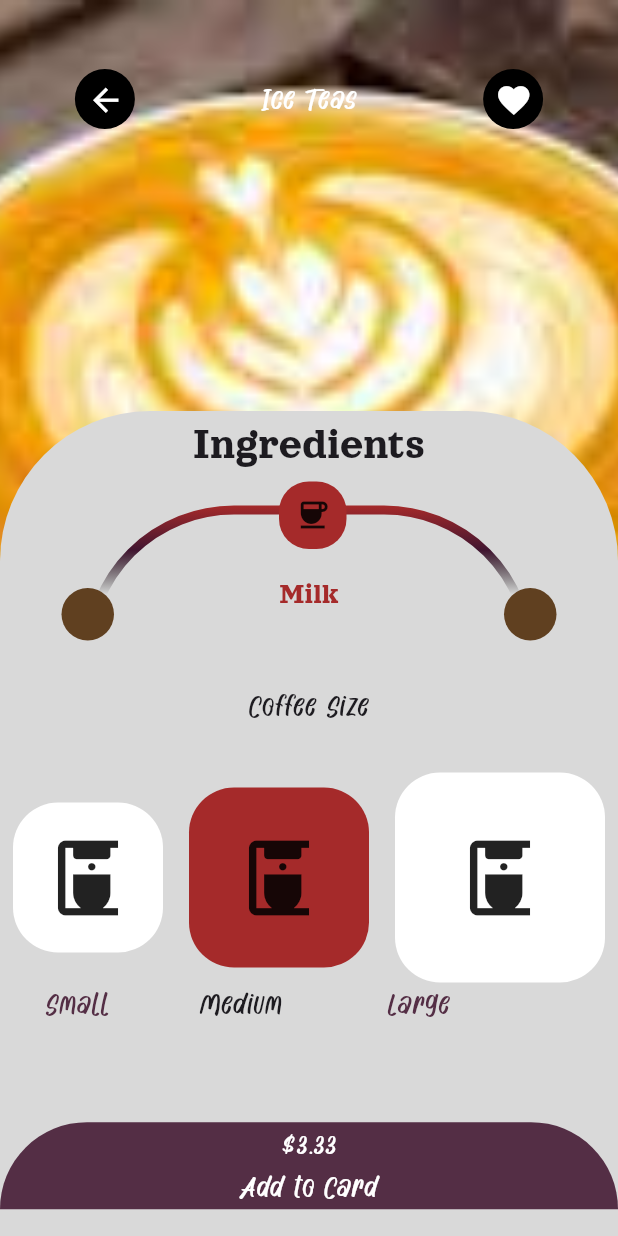
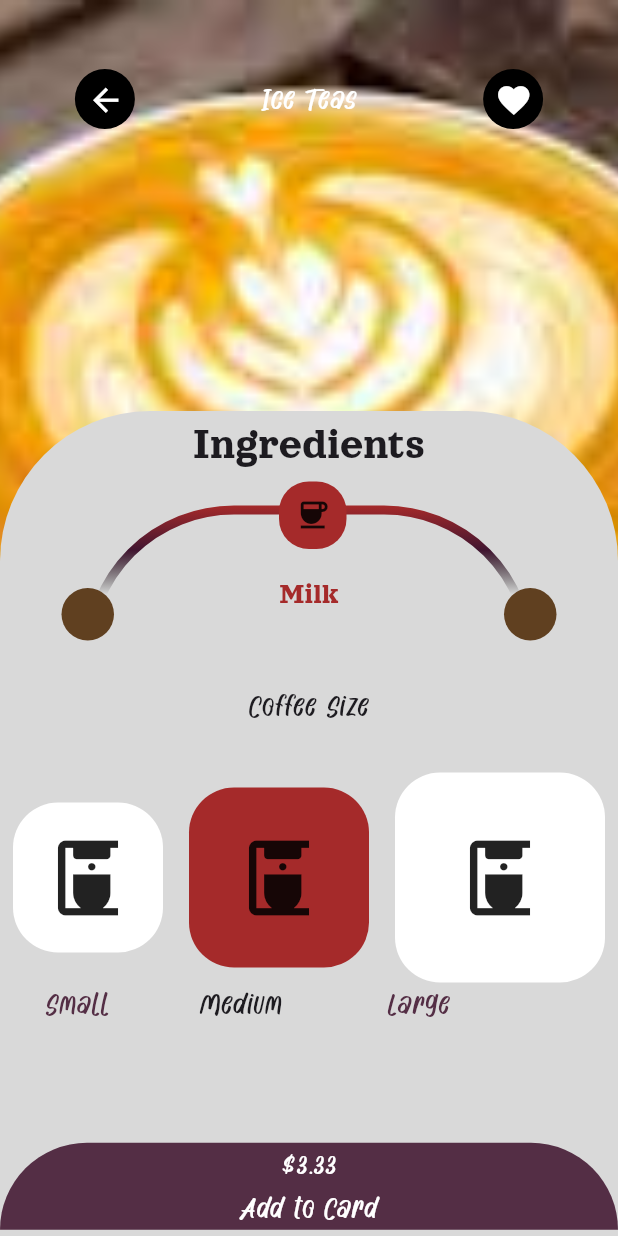
Before and after one commit to RamezNasser5/Shop-App, a Flutter app: the DetailesPage screen opened directly, on a phone screen of 412 x 824 dp. Run offline on Flutter 3.47's test engine with Material 3 defaults, Android fonts, the phone set to English and light mode, and no system bars; our stand-ins replace bloc, cloud_firestore, firebase_auth, firebase_core, flutter_bloc, gradient_borders and 2 more; accounts and stored records are empty.

Commit message:
refactoring details & card views

```diff
--- a/lib/cubits/add_product_cubit/add_product_cubit.dart
+++ b/lib/cubits/add_product_cubit/add_product_cubit.dart
@@ -13,12 +13,10 @@ class AddProductCubit extends Cubit<AddProductState> {
   addProduct(ProductModel productModel) async {
     var productsBox = await Hive.openBox<ProductModel>('product');
 
-    // Check if the product already exists in the box based on the product name
     if (productsBox.values.any(
         (existingProduct) => existingProduct.title == productModel.title)) {
       print('Product already exists in the box.');
     } else {
-      // If the product doesn't exist, add it to the box
       productsBox.add(productModel);
       print('Product added successfully.');
       emit(AddProductSuccess());
--- a/lib/widgets/detailes_container.dart
+++ b/lib/widgets/detailes_container.dart
@@ -47,12 +47,8 @@ class DetailesContainer extends StatelessWidget {
             height: 30,
           ),
           const BoxSizes(),
-          // const SizedBox(
-          //   height: 30,
-          // ),
-          //const AddAndDelete(),
-           SizedBox(
-            height: MediaQuery.of(context).size.height * 0.0778,
+          SizedBox(
+            height: MediaQuery.of(context).size.height * 0.0945,
           ),
           GoToCard(
             productModel: productModel,
--- a/lib/widgets/request_container.dart
+++ b/lib/widgets/request_container.dart
@@ -181,8 +181,8 @@ class RequestContainer extends StatelessWidget {
               thickness: 3,
             ),
           ),
-          const SizedBox(
-            height: 37,
+          SizedBox(
+            height: MediaQuery.of(context).size.height * 0.056,
           ),
           GoToCard(
             productModel: productModel,
```
